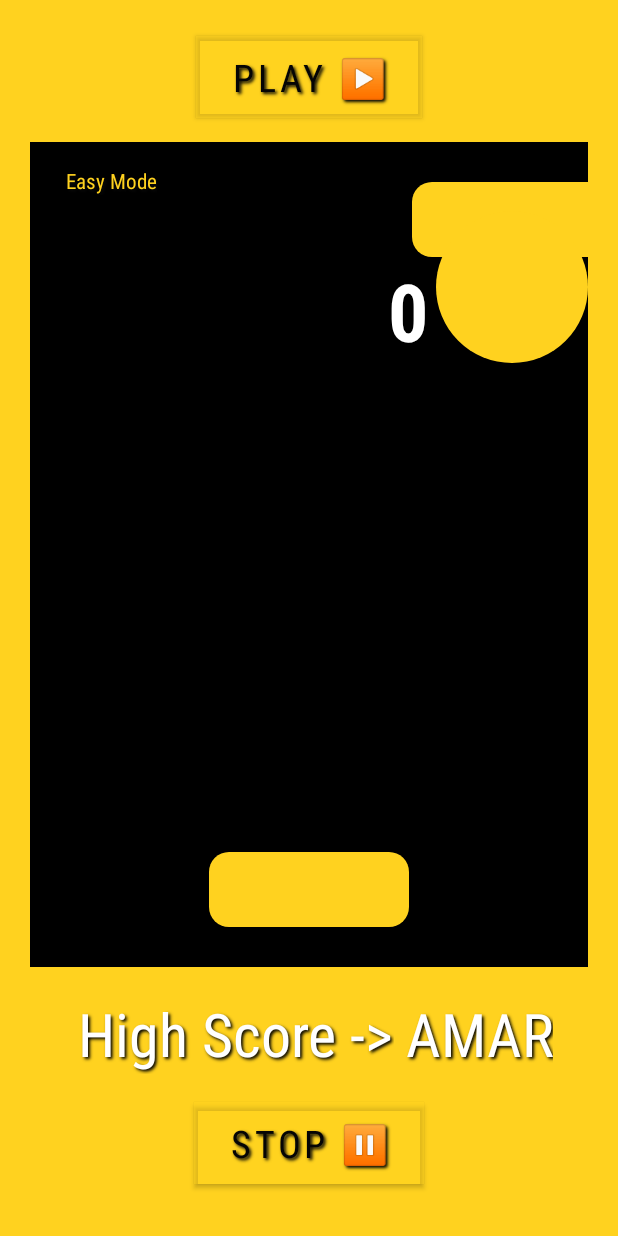
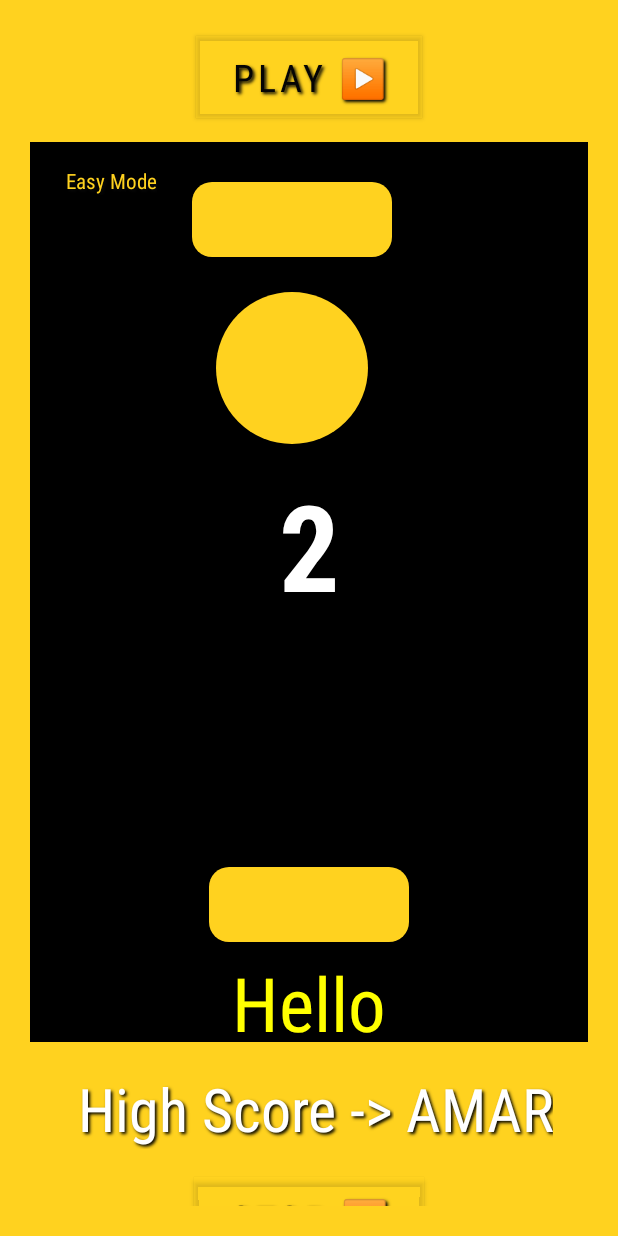
Before and after one commit to Amarjit-Madhumalararungeethayan/deltaTask2AppDev, an Android app: the Game screen opened directly, with no data from a screen before it, after a tap on "PLAY ▶️", on a phone screen of 412 x 824 dp. Run offline under Robolectric (Android 15) with nearby library versions, the phone set to English and light mode, and no system bars; 1 statement that could not run was skipped.

Commit message:
deltaTask2AppDev

```diff
--- a/app/src/main/java/com/example/pingpong/EasyCanvas.kt
+++ b/app/src/main/java/com/example/pingpong/EasyCanvas.kt
@@ -14,13 +14,18 @@ import android.view.MotionEvent
 import android.view.View
 import androidx.annotation.RequiresApi
 import androidx.core.content.ContextCompat
+import androidx.lifecycle.ViewModelProvider
 
 var point = 0
 var gLoBalQ = 0
 
+
+
 @SuppressLint("ResourceAsColor")
 class PingPongView(context: Context, attrs: AttributeSet?) : View(context, attrs)
 {
+    //private lateinit var viewModel : ViewEasy
+
     var xChange = 0f
 
     var x1 = 480f
@@ -32,6 +37,7 @@ class PingPongView(context: Context, attrs: AttributeSet?) : View(context, attrs
     val bg1 = Paint()
     val voila = Paint()
     val oppo = Paint()
+    val ls = Paint()
 
     init
     {
@@ -42,6 +48,13 @@ class PingPongView(context: Context, attrs: AttributeSet?) : View(context, attrs
         score.style = Paint.Style.FILL_AND_STROKE
         score.textSize = 120f
         score.typeface = Typeface.create("sans-serif-condensed",Typeface.BOLD)
+        score.textAlign = Paint.Align.CENTER
+
+        ls.color = Color.YELLOW
+        ls.style = Paint.Style.FILL_AND_STROKE
+        ls.textSize = 75f
+        ls.typeface = Typeface.create("sans-serif-condensed",Typeface.NORMAL)
+        ls.textAlign = Paint.Align.CENTER
 
         voila.color =  ContextCompat.getColor(context, R.color.voila)
         voila.style = Paint.Style.FILL
@@ -58,7 +71,8 @@ class PingPongView(context: Context, attrs: AttributeSet?) : View(context, attrs
     override fun onSizeChanged(width: Int, height: Int, oldwidth: Int, oldheight: Int)
     {
         super.onSizeChanged(width, height, oldwidth, oldheight)
-        score.textSize = 80f
+        score.textSize = 120f
+        ls.textSize = 75f
         p1 = ((width/2) - (barW/2)).toFloat()
 
     }
@@ -71,13 +85,16 @@ class PingPongView(context: Context, attrs: AttributeSet?) : View(context, attrs
         canvas?.drawRect(0f, 0f, width.toFloat(), height.toFloat(), bg1)
 
         //Bar Player
-        canvas?.drawRoundRect(p1, (height - barH - 40f).toFloat(), p1 + barW, (height - 40f).toFloat(),20f,20f, voila)
+        canvas?.drawRoundRect(p1, (height - barH - 40f -60f).toFloat(), p1 + barW, (height - 40f -60f).toFloat(),20f,20f, voila)
                                         //left, top, right, bottom
         //Bar Opponent
         canvas?.drawRoundRect(x1 + 100f, 40f, x1 - 100f , 115f,20f,20f, oppo)
 
         //score
-        canvas?.drawText(point.toString(), width.toFloat() - 200f, 200f, score)
+        canvas?.drawText(point.toString(), width.toFloat()/2, height.toFloat()/2, score)
+
+        //hs
+        canvas?.drawText("Hello", width.toFloat()/2 , height.toFloat() - 10f, ls)
 
         //Ball
         canvas?.drawCircle(x1, y1, radius, voila)
@@ -132,10 +149,22 @@ class PingPongView(context: Context, attrs: AttributeSet?) : View(context, attrs
 
     private fun resetNow()
     {
+        /**
+        if(gLoBalQ > checkerQ){
+            val myNum = gLoBalQ
+            viewModel.saveTo1(myNum)
+            checkerQ = gLoBalQ
+        }
+        viewModel = ViewModelProvider().get(ViewEasy::class.java)
+        viewModel.readFrom.observe(this, {myNum ->
+
+
+        })
+        **/
+
         val ran1 = (101..850).random()
-        val ran2 = (101..201).random()
         x1 = ran1.toFloat()
-        y1 = ran2.toFloat()
+        y1 = 118f
         dX = 5
         dY = 5
         point = 0
@@ -155,11 +184,11 @@ class PingPongView(context: Context, attrs: AttributeSet?) : View(context, attrs
                 x1 += dX
                 y1 += dY
 
-                if (y1 >= height - radius - barH -40f)
+                if (y1 >= height - radius - barH -40f - 60f)
                 {
                     if (x1 in (p1-80)..(p1+80) + barW)
                     {
-                        y1 = height - radius - barH -40f
+                        y1 = height - radius - barH -40f - 60f
                         dY *= -1
                         point += 1
 
--- a/app/src/main/res/layout/activity_game.xml
+++ b/app/src/main/res/layout/activity_game.xml
@@ -12,7 +12,7 @@
     <com.example.pingpong.PingPongView
         android:id="@+id/PingPongView"
         android:layout_width="wrap_content"
-        android:layout_height="550dp"
+        android:layout_height="600dp"
         android:layout_marginTop="16dp"
         android:background="@color/black"
         app:layout_constraintEnd_toEndOf="parent"
--- a/app/src/main/res/layout/activity_hmode.xml
+++ b/app/src/main/res/layout/activity_hmode.xml
@@ -13,7 +13,7 @@
     <com.example.pingpong.gameHard
         android:id="@+id/gameH"
         android:layout_width="wrap_content"
-        android:layout_height="550dp"
+        android:layout_height="600dp"
         android:layout_marginTop="16dp"
         app:layout_constraintEnd_toEndOf="parent"
         app:layout_constraintStart_toStartOf="parent"
```
Also changed, not shown: app/src/main/java/com/example/pingpong/EasyMain.kt (+10 -3 lines), app/src/main/java/com/example/pingpong/HardCanvas.kt (+24 -11 lines), app/src/main/java/com/example/pingpong/HardMain.kt (+7 -1 lines).
